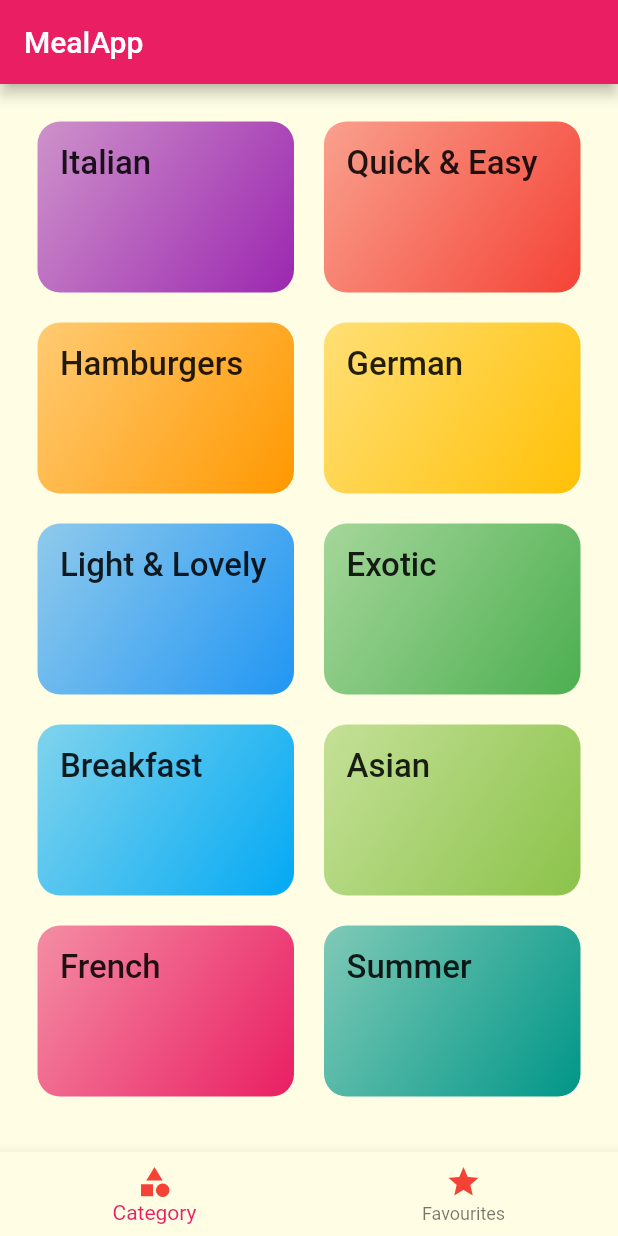
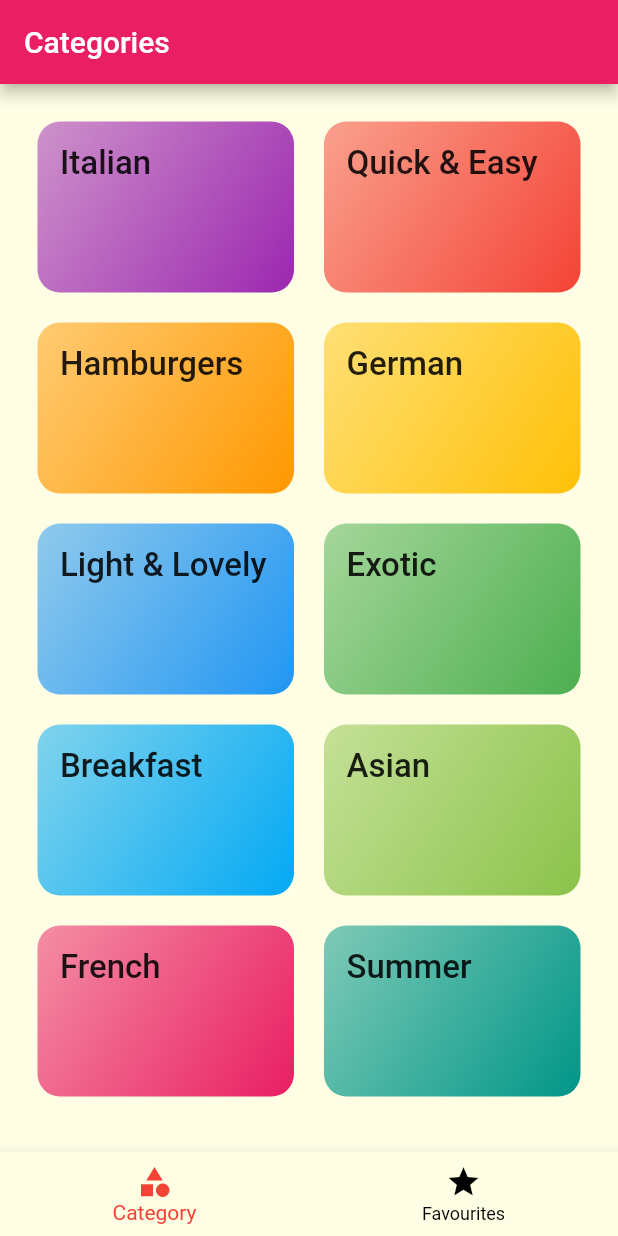
Before and after one commit to 0x-xsh/meal-app-, a Flutter app: the screen it shows after launch, on a phone screen of 412 x 824 dp. Run offline on Flutter 3.47's test engine with Material 2 defaults, Android fonts, the phone set to English and light mode, and no system bars; Roboto replaces fonts that are missing (RobotoCondensed).

Commit message:
Added BottomNavBar

```diff
--- a/lib/main.dart
+++ b/lib/main.dart
@@ -1,4 +1,5 @@
 import 'package:flutter/material.dart';
+import 'package:mealapp/screens/BottomNavBar.dart';
 import 'package:mealapp/screens/FavouritScreen.dart';
 import 'package:mealapp/screens/MealDetailScreen.dart';
 import './screens/CategoriesScreen.dart';
@@ -9,10 +10,10 @@ void main() => runApp(new MyApp());
 class MyApp extends StatelessWidget {
   @override
   Widget build(BuildContext context) {
-    return new MaterialApp(
+    return MaterialApp(
       debugShowCheckedModeBanner: false,
       title: "MealApp",
-      theme: new ThemeData(
+      theme: ThemeData(
         primarySwatch: Colors.pink,
         accentColor: Colors.amber,
         canvasColor: Color.fromRGBO(255, 254, 229, 1),
@@ -25,10 +26,10 @@ class MyApp extends StatelessWidget {
         )
       ),
       routes: {
-        '/' : (context) => CategoriesScreen(), //root
+        '/' : (context) => BottomNavBar(), //root
         CategoryMealsScreen.routeName : (context) => CategoryMealsScreen(),
         MealDetailScreen.routeName : (context) => MealDetailScreen(),
-        FavouritScreen.routeName : (context) => FavouritScreen()
+
 
 
 
--- a/lib/screens/BottomNavBar.dart
+++ b/lib/screens/BottomNavBar.dart
@@ -1,5 +1,6 @@
 import 'package:flutter/cupertino.dart';
 import 'package:flutter/material.dart';
+import 'package:mealapp/screens/CategoriesScreen.dart';
 import 'package:mealapp/screens/FavouritScreen.dart';
 
 class BottomNavBar extends StatefulWidget {
@@ -8,21 +9,47 @@ class BottomNavBar extends StatefulWidget {
 }
 
 class _BottomNavBarState extends State<BottomNavBar> {
-  Color favColor = Colors.red;
-  Color catColor = Colors.red;
+  //used a list so i can access each map item using the _selectedPageIndex
 
+  final List<Map<String, Object>> _pages = [
+    {"page": CategoriesScreen(), "title": "Categories"},
+    {"page": FavouritScreen(), "title": "Favourites"}
+  ];
 
+  int _selectedPageIndex = 0;
+
+  void _selectPage(int value) {
+    setState(() {
+      _selectedPageIndex = value;
+    });
+  }
 
   @override
   Widget build(BuildContext context) {
-    return BottomNavigationBar(
-      items: [
-        BottomNavigationBarItem(
-            icon: Icon(Icons.category, color: catColor,), title: Text("Category")),
-        BottomNavigationBarItem(
-            icon: Icon(Icons.star, color: favColor,),
-            title: Text("Favourites", style: TextStyle(color: Colors.red),)),
-      ],
+    return Scaffold(
+      appBar: AppBar(title: Text(_pages[_selectedPageIndex]["title"])),
+      body: _pages[_selectedPageIndex]["page"],
+      bottomNavigationBar: BottomNavigationBar(
+        currentIndex: _selectedPageIndex,
+        unselectedItemColor: Colors.black,
+        selectedItemColor: Colors.red,
+        onTap: _selectPage,
+        items: [
+          BottomNavigationBarItem(
+              icon: Icon(
+                Icons.category,
+              ),
+              title: Text("Category")),
+          BottomNavigationBarItem(
+              icon: Icon(
+                Icons.star,
+              ),
+              title: Text(
+                "Favourites",
+                style: TextStyle(color: Colors.red),
+              )),
+        ],
+      ),
     );
   }
 }
--- a/lib/screens/CategoriesScreen.dart
+++ b/lib/screens/CategoriesScreen.dart
@@ -1,19 +1,15 @@
 import 'package:flutter/cupertino.dart';
 import 'package:flutter/material.dart';
 import '../dummy_data.dart';
-import '../screens/BottomNavBar.dart';
+import 'BottomNavBar.dart';
 import '../widgets/CategoryItem.dart';
 
 class CategoriesScreen extends StatelessWidget {
   @override
   Widget build(BuildContext context) {
     return Scaffold(
-     bottomNavigationBar: BottomNavBar(),
 
 
-      appBar: AppBar(
-        title: Text("MealApp"),
-      ),
       body: GridView(
         padding: EdgeInsets.all(25),
         children: DUMMY_CATEGORIES
```
